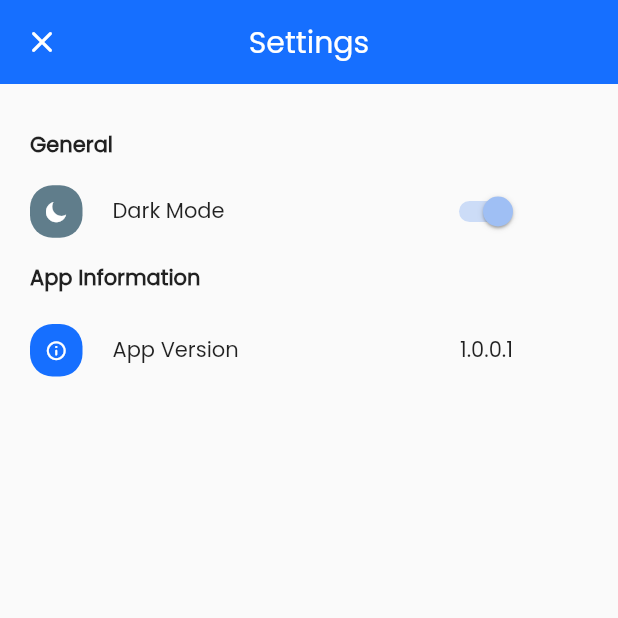
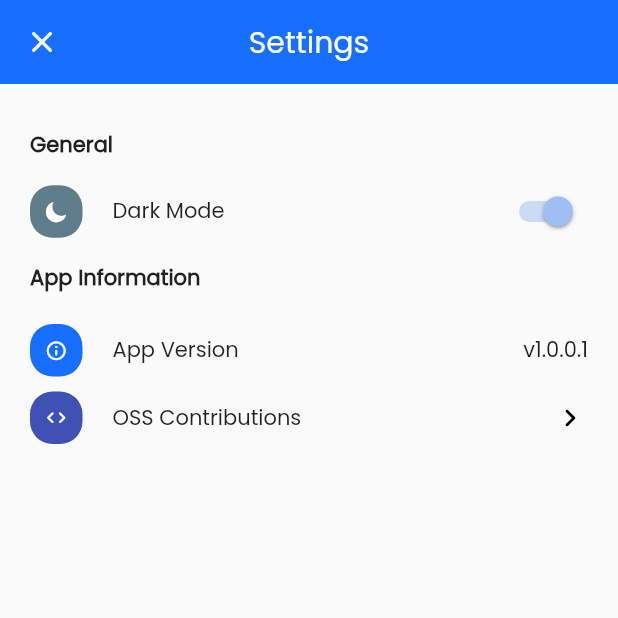
Before and after one commit to JH-Dev-Twitch/Scoops.Mobile, a Flutter app: the AppSettingsView screen opened by its route, on a phone screen of 412 x 824 dp, the top half of it. Run offline on Flutter 3.47's test engine with Material 2 defaults, Android fonts, the phone set to English and light mode, and no system bars; our stand-ins replace cloud_firestore, firebase_auth, firebase_core, geolocator, get_it, google_sign_in and 2 more; missing offline and left inert: flutter_appcenter_bundle, geocoder; accounts and stored records are empty; network calls fail.

Commit message:
updated icons updated base firestore model, added new contribution model, updated settings, added new UI for contributions

```diff
--- /dev/null
+++ b/src/scoops/lib/core/data/common/document_model.dart
@@ -0,0 +1,6 @@
+import 'package:cloud_firestore/cloud_firestore.dart';
+
+abstract class DocumentModel<T> {
+  void fromDocument(DocumentSnapshot doc);
+  Map<String, dynamic> toDocumentMap();
+}
--- a/src/scoops/lib/core/data/user/user_preferences.dart
+++ b/src/scoops/lib/core/data/user/user_preferences.dart
@@ -1,12 +1,16 @@
 import 'package:cloud_firestore/cloud_firestore.dart';
+import 'package:scoops/core/data/models/base_fireStore_model.dart';
 
-class UserPreferences {
+class UserPreferences extends BaseFireStoreModel {
   List<String> amenities;
   List<String> establishmentTypes;
   List<String> beverageGroups;
 
-  UserPreferences(
-      {this.amenities, this.beverageGroups, this.establishmentTypes});
+  UserPreferences();
+
+  UserPreferences.populate(
+      {String id, this.amenities, this.beverageGroups, this.establishmentTypes})
+      : super(id: id);
 
   UserPreferences.empty() {
     this.amenities = List<String>.empty();
@@ -14,7 +18,7 @@ class UserPreferences {
     this.beverageGroups = List<String>.empty();
   }
 
-  UserPreferences.mapFromDoc(DocumentSnapshot doc) {
+  UserPreferences mapFromDoc(DocumentSnapshot doc) {
     var _amenities = doc['amenities'] as List;
     var _groups = doc['beverage_groups'] as List;
     var _establishmentTypes = doc['establishment_types'] as List;
@@ -22,6 +26,7 @@ class UserPreferences {
     this.beverageGroups = _groups.map((e) => e as String).toList();
     this.establishmentTypes =
         _establishmentTypes.map((e) => e as String).toList();
+    return this;
   }
 
   Map<String, List<dynamic>> convertToDocMap() {
--- a/src/scoops/lib/core/infrastructure/app_locator.dart
+++ b/src/scoops/lib/core/infrastructure/app_locator.dart
@@ -7,6 +7,7 @@ import 'package:scoops/core/services/location_service.dart';
 import 'package:scoops/core/services/user_account_service.dart';
 import 'package:scoops/core/viewModels/app_settings_model.dart';
 import 'package:scoops/core/viewModels/login_model.dart';
+import 'package:scoops/core/viewModels/oss_contibutions_model.dart';
 import 'package:scoops/core/viewModels/scoops_home_model.dart';
 import 'package:scoops/core/viewModels/search_model.dart';
 import 'package:scoops/core/viewModels/user_preferences_model.dart';
@@ -27,4 +28,5 @@ void initializeServiceLocator() {
   locator.registerFactory(() => SearchModel());
   locator.registerFactory(() => UserPreferencesModel());
   locator.registerFactory(() => AppSettingsModel());
+  locator.registerFactory(() => OSSContributionsModel());
 }
--- a/src/scoops/lib/core/infrastructure/routing/router.dart
+++ b/src/scoops/lib/core/infrastructure/routing/router.dart
@@ -6,6 +6,7 @@ import 'package:scoops/ui/views/home.dart';
 import 'package:scoops/ui/views/login/login.dart';
 import 'package:scoops/ui/views/search/search.dart';
 import 'package:scoops/ui/views/settings/app_settings.dart';
+import 'package:scoops/ui/views/settings/oss_contributions.dart';
 
 class AppRouter {
   static Route<dynamic> generateRoute(RouteSettings settings) {
@@ -25,6 +26,9 @@ class AppRouter {
       case Routes.AppSettings:
         return MaterialPageRoute(builder: (_) => AppSettingsView());
 
+      case Routes.OSSContributions:
+        return MaterialPageRoute(builder: (_) => OSSContributionsView());
+
       default:
         return MaterialPageRoute(
             builder: (_) => Scaffold(
--- a/src/scoops/lib/core/infrastructure/routing/routes.dart
+++ b/src/scoops/lib/core/infrastructure/routing/routes.dart
@@ -5,4 +5,5 @@ class Routes {
   static const SearchView = 'search';
   static const UserPreferences = 'user_preferences';
   static const AppSettings = 'app_settings';
+  static const OSSContributions = 'oss_contributions';
 }
--- a/src/scoops/lib/core/services/user_account_service.dart
+++ b/src/scoops/lib/core/services/user_account_service.dart
@@ -9,7 +9,7 @@ class UserAccountService {
         .collection(DatabaseCollections.userProfiles)
         .doc(FirebaseAuth.instance.currentUser.uid)
         .get();
-    return doc.exists ? UserPreferences.mapFromDoc(doc) : null;
+    return doc.exists ? UserPreferences().mapFromDoc(doc) : null;
   }
 
   Future createEmptyPrefs() async {
--- a/src/scoops/lib/core/viewModels/app_settings_model.dart
+++ b/src/scoops/lib/core/viewModels/app_settings_model.dart
@@ -26,10 +26,13 @@ class AppSettingsModel extends BaseModel {
     PackageInfo packageInfo = await PackageInfo.fromPlatform();
     group.settings.add(AppSetting(
         "App Version",
-        "${packageInfo.version}.${packageInfo.buildNumber}",
+        "v${packageInfo.version}.${packageInfo.buildNumber}",
         Icons.info_outline_rounded,
         Colors.blue,
         rickRoll));
+
+    group.settings.add(AppSetting(
+        "OSS Contributions", "", Icons.code_rounded, Colors.indigo, null));
     settingGroups.add(group);
   }
 
--- a/src/scoops/lib/ui/styling/custom_icons_icons.dart
+++ b/src/scoops/lib/ui/styling/custom_icons_icons.dart
@@ -20,6 +20,10 @@
 ///         Author:    P.J. Onori
 ///         License:   SIL (http://scripts.sil.org/OFL)
 ///         Homepage:  http://somerandomdude.com/work/iconic/
+/// * Font Awesome 4, Copyright (C) 2016 by Dave Gandy
+///         Author:    Dave Gandy
+///         License:   SIL ()
+///         Homepage:  http://fortawesome.github.com/Font-Awesome/
 ///
 import 'package:flutter/widgets.dart';
 
@@ -29,6 +33,12 @@ class CustomIcons {
   static const _kFontFam = 'CustomIcons';
   static const _kFontPkg = null;
 
-  static const IconData light_up = IconData(0xe800, fontFamily: _kFontFam, fontPackage: _kFontPkg);
-  static const IconData moon_inv = IconData(0xe801, fontFamily: _kFontFam, fontPackage: _kFontPkg);
+  static const IconData light_up =
+      IconData(0xe800, fontFamily: _kFontFam, fontPackage: _kFontPkg);
+  static const IconData moon_inv =
+      IconData(0xe801, fontFamily: _kFontFam, fontPackage: _kFontPkg);
+  static const IconData github_circled =
+      IconData(0xf09b, fontFamily: _kFontFam, fontPackage: _kFontPkg);
+  static const IconData info =
+      IconData(0xf129, fontFamily: _kFontFam, fontPackage: _kFontPkg);
 }
--- a/src/scoops/lib/ui/views/settings/app_settings.dart
+++ b/src/scoops/lib/ui/views/settings/app_settings.dart
@@ -1,6 +1,7 @@
 import 'package:flutter/material.dart';
 import 'package:flutter/widgets.dart';
 import 'package:scoops/core/enums/view_state.dart';
+import 'package:scoops/core/infrastructure/routing/routes.dart';
 import 'package:scoops/core/viewModels/app_settings_model.dart';
 import 'package:scoops/ui/styling/app_style.dart';
 import 'package:scoops/ui/views/base_view.dart';
@@ -35,19 +36,7 @@ class _AppSettingsViewState extends State<AppSettingsView> {
                   child: Column(
                     mainAxisAlignment: MainAxisAlignment.start,
                     crossAxisAlignment: CrossAxisAlignment.start,
-                    children: [
-                      // buildGroupHeader("App Theme"),
-                      // insertDividers(Row(
-                      //   children: [
-                      //     Text('Dark Mode'),
-                      //     Spacer(),
-                      //     Switch(
-                      //         value: model.darkModeEnabled ?? false,
-                      //         onChanged: (bool) => {}),
-                      //   ],
-                      // )),
-                      buildGroups(model.settingGroups)
-                    ],
+                    children: [buildGroups(context, model.settingGroups)],
                   ),
                 )),
         ),
@@ -55,26 +44,38 @@ class _AppSettingsViewState extends State<AppSettingsView> {
     );
   }
 
-  Column buildGroups(List<AppSettingGroup> groups) {
+  Column buildGroups(BuildContext context, List<AppSettingGroup> groups) {
     var cols = new List<Column>();
     for (var group in groups) {
-      var col = buildSettingGroup(group);
+      var col = buildSettingGroup(context, group);
       cols.add(col);
     }
     return Column(children: cols);
   }
 
-  Column buildGroupSettings(List<AppSetting> properties) {
+  Column buildGroupSettings(BuildContext context, List<AppSetting> properties) {
     var items = new List<Widget>();
     for (var setting in properties) {
-      if (setting.name == 'App Version') {
+      switch (setting.name) {
+        case 'App Version':
+          {
             items.add(Padding(
               padding: const EdgeInsets.symmetric(vertical: 10),
               child: buildAppVersion(context, setting),
             ));
-      } else if (setting.name == 'Dark Mode') {
+            break;
+          }
+        case 'Dark Mode':
+          {
             items.add(buildDarkModeSwitch(setting));
-      } else {
+            break;
+          }
+        case 'OSS Contributions':
+          {
+            items.add(buildOSSSection(context, setting));
+            break;
+          }
+        default:
           items.add(Padding(
             padding: const EdgeInsets.symmetric(vertical: 10),
             child: Row(
@@ -97,6 +98,7 @@ class _AppSettingsViewState extends State<AppSettingsView> {
               ],
             ),
           ));
+          break;
       }
     }
     return Column(children: items);
@@ -116,18 +118,16 @@ class _AppSettingsViewState extends State<AppSettingsView> {
             ),
             Text(setting.name),
             Spacer(),
-            Padding(
-              padding: const EdgeInsets.only(right: 50),
-              child: Text(setting.value ?? "loading..."),
-            ),
+            Text(setting.value ?? "loading..."),
           ],
         ));
   }
 
-  Column buildSettingGroup(AppSettingGroup group) => Column(
+  Column buildSettingGroup(BuildContext context, AppSettingGroup group) =>
+      Column(
         children: [
           buildGroupHeader(group.groupName),
-          buildGroupSettings(group.settings)
+          buildGroupSettings(context, group.settings)
         ],
       );
 
@@ -173,12 +173,29 @@ class _AppSettingsViewState extends State<AppSettingsView> {
           ),
           Text(setting.name),
           Spacer(),
-          Padding(
-            padding: const EdgeInsets.only(right: 40),
-            child: Switch(
+          Switch(
               value: setting.value == "true",
               onChanged: (value) => setting.callback()),
+        ],
+      );
+
+  Widget buildOSSSection(BuildContext context, AppSetting setting) =>
+      GestureDetector(
+        onTap: () => Navigator.pushNamed(context, Routes.OSSContributions),
+        child: Row(
+          mainAxisAlignment: MainAxisAlignment.start,
+          children: [
+            Padding(
+              padding: const EdgeInsets.only(right: 20),
+              child: IconTile(setting.icon, setting.iconColor, Colors.white),
+            ),
+            Text(setting.name),
+            Spacer(),
+            Icon(
+              Icons.chevron_right_rounded,
+              color: Colors.black,
             ),
           ],
+        ),
       );
 }
```
Also changed, not shown: src/scoops/lib/core/data/models/base_fireStore_model.dart (+8 -0 lines), src/scoops/lib/core/data/models/oss_contribution.dart (added, +42 -0 lines), src/scoops/lib/core/viewModels/oss_contibutions_model.dart (added, +24 -0 lines), src/scoops/lib/core/viewModels/user_preferences_model.dart (+5 -5 lines), src/scoops/lib/ui/views/settings/oss_contributions.dart (added, +63 -0 lines), src/scoops/fonts/CustomIcons.ttf. Lines whose indentation alone changed are shown as unchanged.
